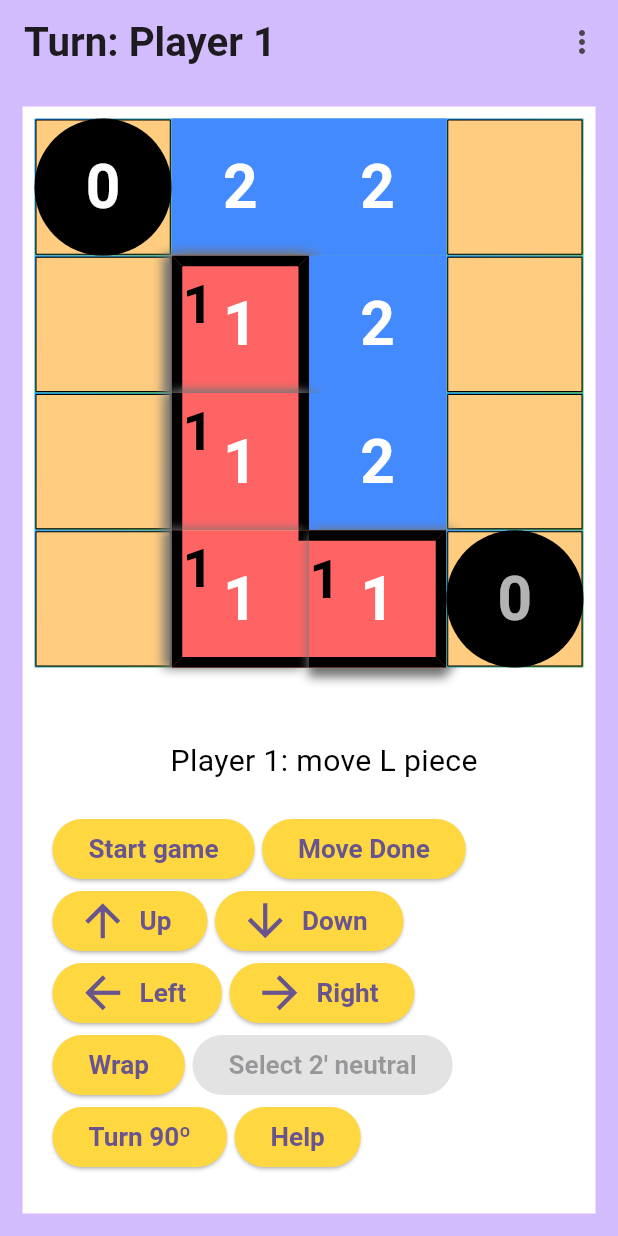
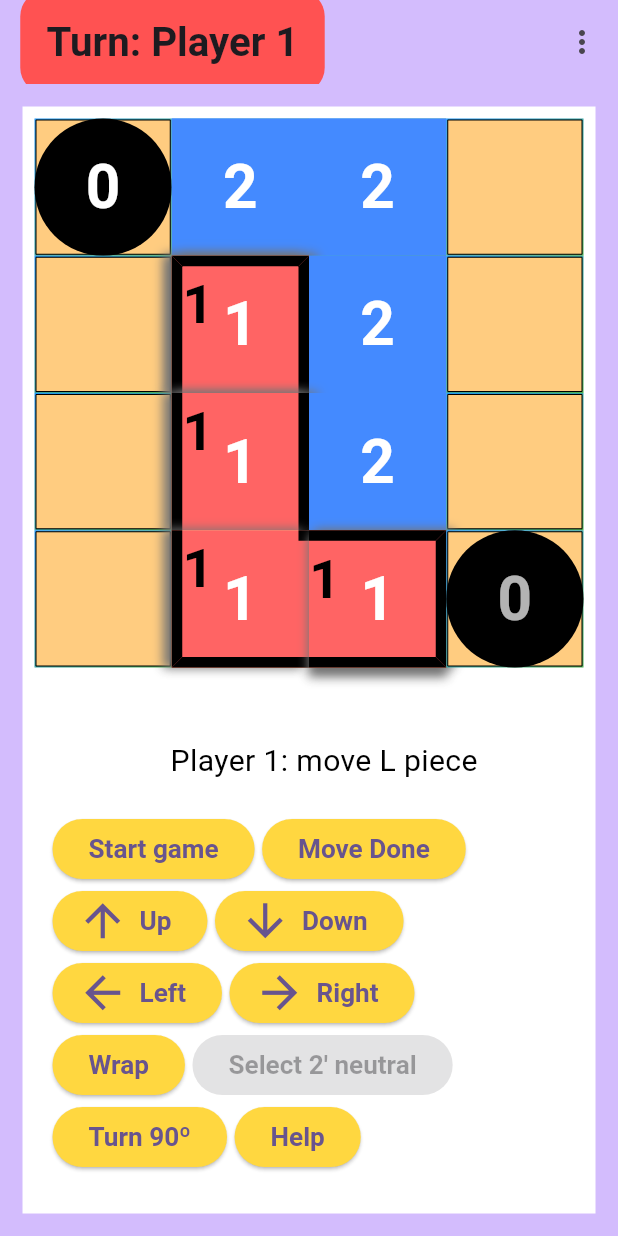
Before and after one commit to tkassila/flgame, a Flutter app: the screen it shows after launch, on a phone screen of 412 x 824 dp. Run offline on Flutter 3.47's test engine with Material 3 defaults, Android fonts, the phone set to English and light mode, and no system bars; drawn by our look-alikes of auto_size_text; our stand-ins replace flutter_html, flutter_screenutil, get_it, hive, hive_flutter, logger and 2 more; missing offline and left inert: dart:ffi, flutter_exit_app; accounts and stored records are empty.

Commit message:
used color of user text

```diff
--- a/lib/main.dart
+++ b/lib/main.dart
@@ -1190,14 +1190,25 @@ class _LGamePageState extends State<MyHomePage>
 
     double height = MediaQuery.sizeOf(context).height;
     var padding = MediaQuery.paddingOf(context);
-    double newheight = height - padding.top - padding.bottom;
+    double newHeight = height - padding.top - padding.bottom;
+    Color? playerColor = lGameSession.playerTurn == null ? null :
+    (lGameSession.playerTurn == GamePlayerTurn.player1 ?
+    player1Color : player2Color);
 
     return Scaffold(
       appBar: AppBar(
         automaticallyImplyLeading: false,
         backgroundColor: Theme.of(context).colorScheme.inversePrimary,
-        title: Text(homeTitle, style: TextStyle(fontSize: ScreenUtil().setSp(20),
-            fontWeight: FontWeight.bold),),
+        title: Padding(
+          padding: const EdgeInsets.all(15.0),
+          child: Text(homeTitle, style: TextStyle(fontSize: ScreenUtil().setSp(20),
+            fontWeight: FontWeight.bold, background: Paint()
+          ..strokeWidth = 35.0
+          ..strokeMiterLimit = 0.0
+          ..color = playerColor!
+          ..style = PaintingStyle.stroke
+          ..strokeJoin = StrokeJoin.round),),
+        ),
         actions: [
           PopupMenuButton<MenuButtonSelected>(
             initialValue: selectedMenuButton,
@@ -1327,7 +1338,7 @@ class _LGamePageState extends State<MyHomePage>
       ),
       backgroundColor: Colors.white70,
       body: Container(
-        height: newheight,
+        height: newHeight,
     decoration: BoxDecoration(
     color: Colors.white70,
     border: Border.all(
```
Also changed, not shown: lib/views/help_route.dart (+19 -2 lines), pubspec.lock, 376 other files.
